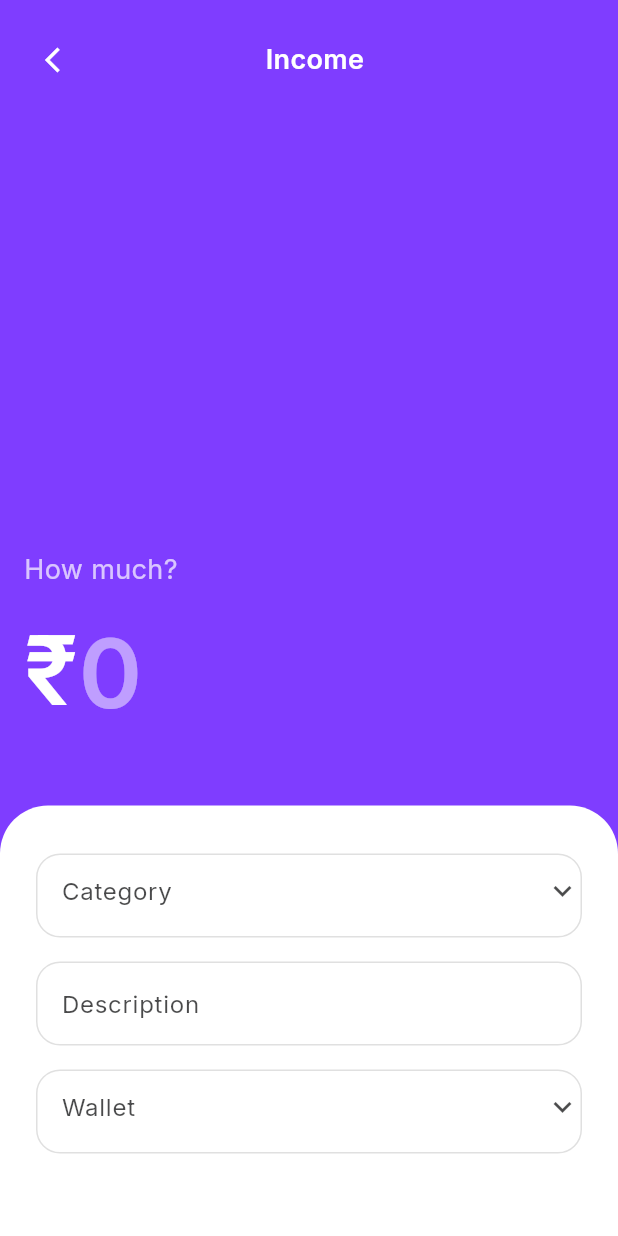
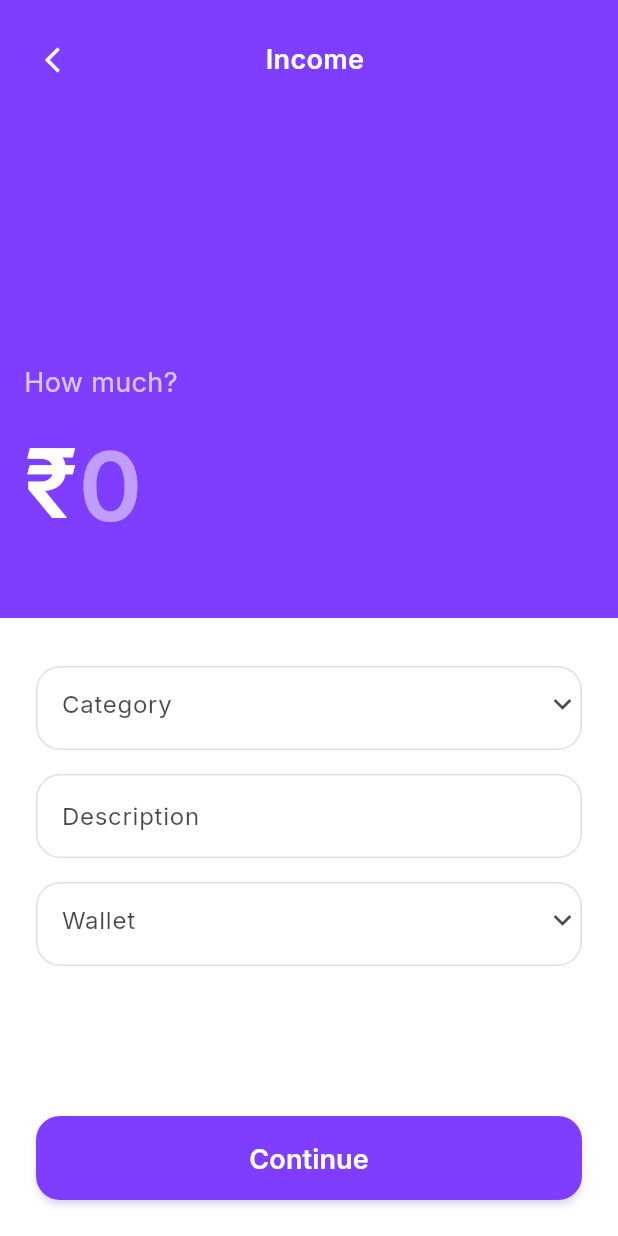
Before and after one commit to Rohit-Chandra-007/cipherschools_assignment, a Flutter app: the IncomeScreen screen opened directly, on a phone screen of 412 x 824 dp. Run offline on Flutter 3.47's test engine with Material 3 defaults, Android fonts, the phone set to English and light mode, and no system bars; our stand-ins replace flutter_svg, google_fonts, stylish_bottom_bar.

Commit message:
expense and income bottom issue fixed

```diff
--- a/lib/features/add_transaction/presentation/screens/income_screen.dart
+++ b/lib/features/add_transaction/presentation/screens/income_screen.dart
@@ -32,9 +32,18 @@ class _IncomeScreenState extends State<IncomeScreen> {
         statusBarBrightness: Brightness.dark,
       ),
       child: Scaffold(
-        backgroundColor: AppColors.violet100,
+        backgroundColor: Colors.white,
         resizeToAvoidBottomInset: true,
-        body: SafeArea(
+        body: Column(
+          children: [
+            // Top section with colored background
+            Expanded(
+              flex: 2,
+              child: Container(
+                width: double.infinity,
+                color: AppColors.violet100,
+                child: SafeArea(
+                  bottom: false,
                   child: Column(
                     children: [
                       // Top bar
@@ -93,9 +102,15 @@ class _IncomeScreenState extends State<IncomeScreen> {
                       ),
 
                       const SizedBox(height: 40),
+                    ],
+                  ),
+                ),
+              ),
+            ),
 
             // White container with form fields - positioned at bottom
             Expanded(
+              flex: 2,
               child: Container(
                 width: double.infinity,
                 decoration: const BoxDecoration(
@@ -105,6 +120,9 @@ class _IncomeScreenState extends State<IncomeScreen> {
                     topRight: Radius.circular(32),
                   ),
                 ),
+                child: Column(
+                  children: [
+                    Expanded(
                       child: SingleChildScrollView(
                         child: Padding(
                           padding: const EdgeInsets.all(24.0),
@@ -156,21 +174,26 @@ class _IncomeScreenState extends State<IncomeScreen> {
                                 },
                               ),
 
-                          SizedBox(height: MediaQuery.of(context).size.height * 0.15),
+                              SizedBox(height: MediaQuery.of(context).size.height * 0.1),
+                            ],
+                          ),
+                        ),
+                      ),
+                    ),
 
-                          // Continue Button
-                          CustomButton(
+                    // Continue Button - fixed at bottom with white background
+                    Container(
+                      width: double.infinity,
+                      color: Colors.white,
+                      padding: const EdgeInsets.fromLTRB(24, 0, 24, 24),
+                      child: SafeArea(
+                        top: false,
+                        child: CustomButton(
                           text: "Continue",
                           backgroundColor: AppColors.violet100,
                           onPressed: () {
                             Navigator.pop(context);
                           },
-                          ),
-
-                          const SizedBox(height: 16),
-                        ],
-                      ),
-                    ),
                         ),
                       ),
                     ),
@@ -178,6 +201,9 @@ class _IncomeScreenState extends State<IncomeScreen> {
                 ),
               ),
             ),
+          ],
+        ),
+      ),
     );
   }
 }
```
Also changed, not shown: lib/features/add_transaction/presentation/screens/expense_screen.dart (+38 -12 lines), lib/features/transactions/presentation/screens/transactions_screen.dart (+7 -21 lines). Lines whose indentation alone changed are shown as unchanged.
